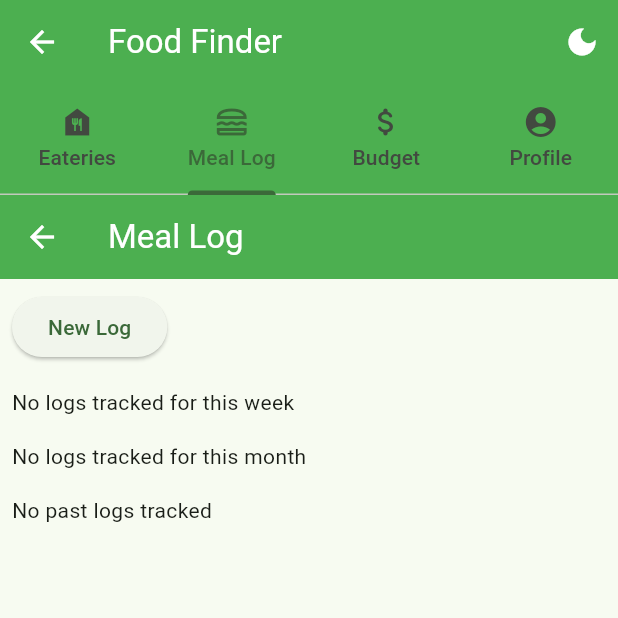
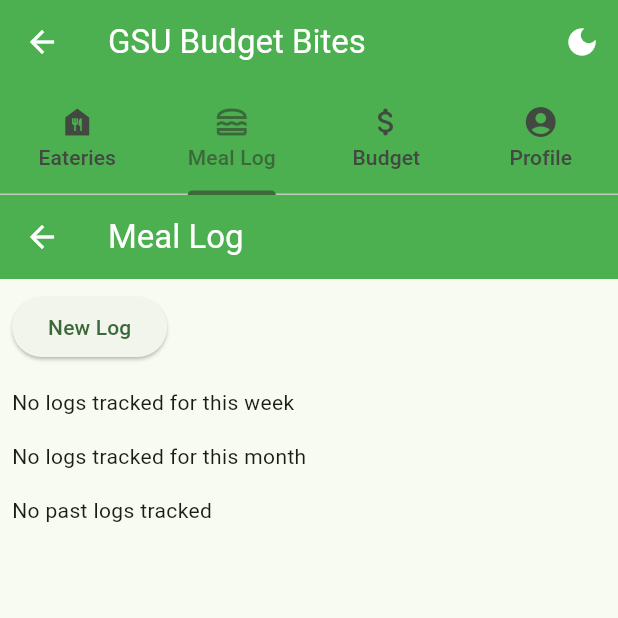
Before and after one commit to Akalexsis/mad-food-finder, a Flutter app: the MainApp screen opened by its route, tab 2 chosen, on a phone screen of 412 x 824 dp, the top half of it. Run offline on Flutter 3.47's test engine with Material 3 defaults, Android fonts, the phone set to English and light mode, and no system bars; our stand-ins replace shared_preferences, sqflite; accounts and stored records are empty; network calls fail.

Commit message:
chore: change app name to GSU Budget Bites

```diff
--- a/lib/main.dart
+++ b/lib/main.dart
@@ -94,7 +94,7 @@ class MainApp extends StatelessWidget {
       length: 4,
       child: Scaffold(
         appBar: AppBar(
-          title: const Text('Food Finder'),
+          title: const Text('GSU Budget Bites'),
           actions: [
             // Add theme toggle button in app bar
             FutureBuilder<bool>(
```
